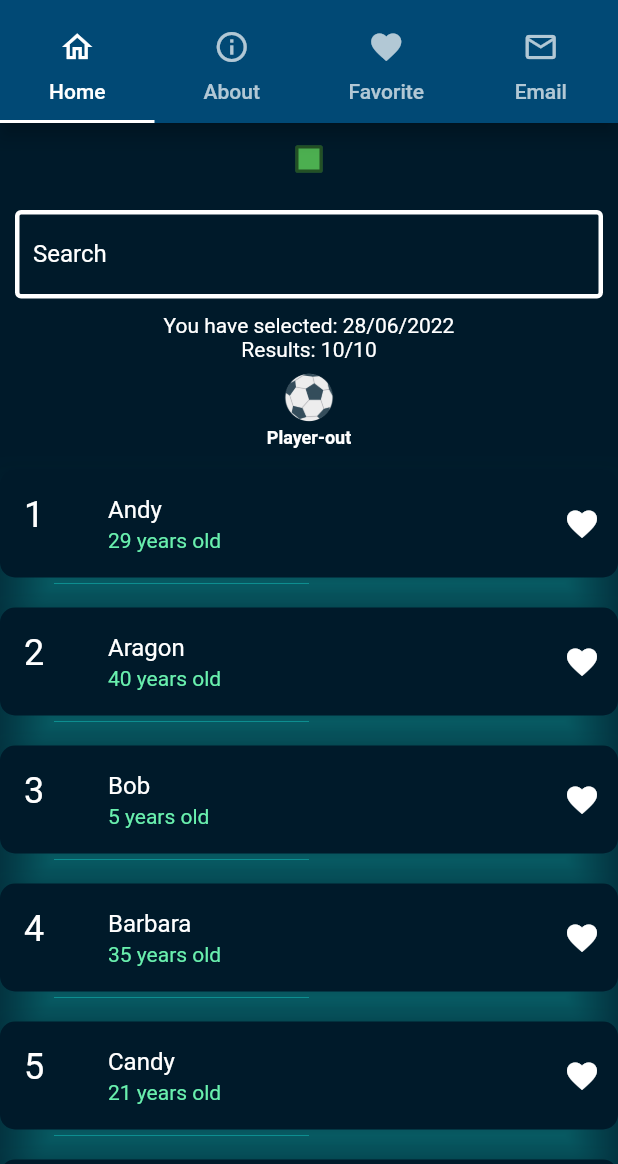
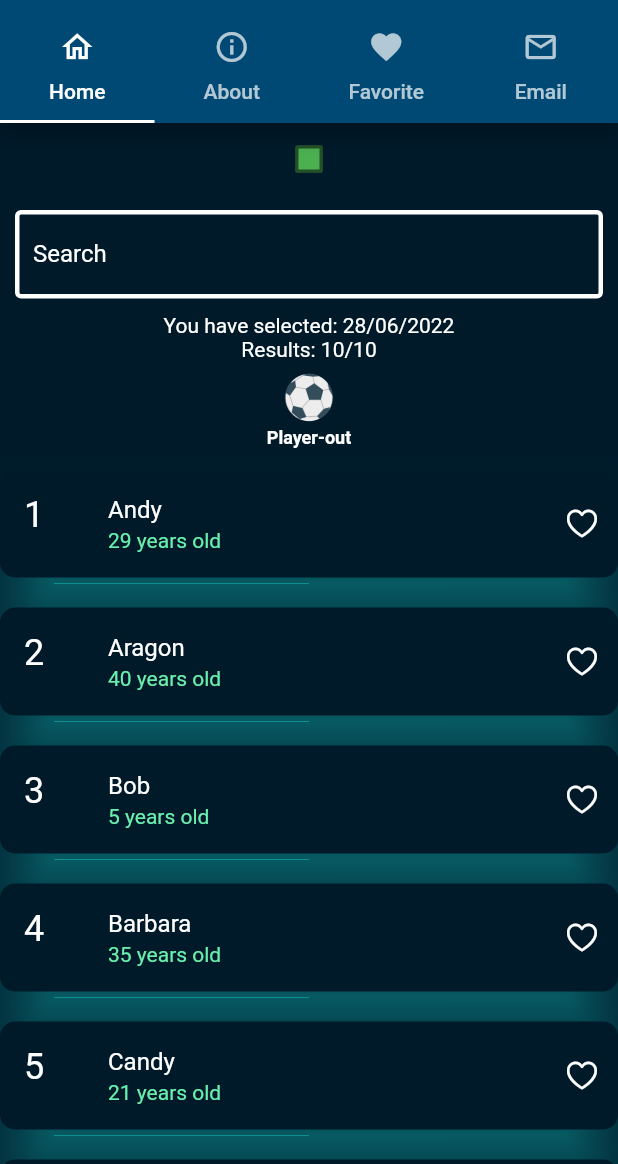
Before and after one commit to Hadjimamas/Testing_Project, a Flutter app: the screen it shows after launch, on a phone screen of 412 x 824 dp, the part 72-1236 px from its top. Run offline on Flutter 3.47's test engine with Material 2 defaults, Android fonts, the phone set to English and light mode, and no system bars; drawn by our look-alikes of overlay_support; our stand-ins replace connectivity_plus, google_fonts, package_info_plus; missing offline and left inert: draggable_scrollbar, flutter_mailer.

Commit message:
Practice Project

```diff
--- a/lib/home_page.dart
+++ b/lib/home_page.dart
@@ -2,6 +2,7 @@
 import 'dart:io';
 
 import 'package:draggable_scrollbar/draggable_scrollbar.dart';
+import 'package:flutter/cupertino.dart';
 import 'package:flutter/material.dart';
 import 'package:flutter/services.dart';
 import 'package:google_fonts/google_fonts.dart';
@@ -227,10 +228,6 @@ class MyHomePageState extends State<MyHomePage> {
                 Text('You have selected: $newDate'),
                 Text('Results: $foundUsers/$allUsers'),
                 ListTile(
-                  onLongPress: () {
-                    selectedDate = DateTime.now();
-                    modalBottomSheet(context);
-                  },
                   title: Image.asset(
                     'assets/event_icons/goal.png',
                     height: 40,
@@ -279,7 +276,8 @@ class MyHomePageState extends State<MyHomePage> {
                                         });
                                       },
                                       icon: const Icon(
-                                        Icons.favorite,
+                                        CupertinoIcons.heart,
+                                        //Icons.favorite,
                                         color: Colors.white,
                                       ),
                                     ),
```
